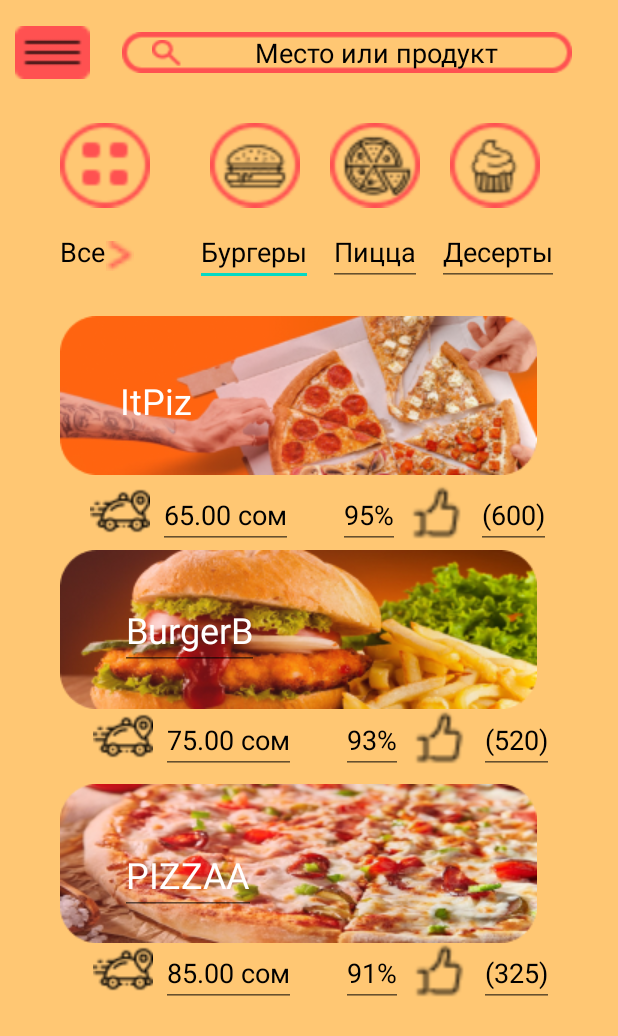
After one commit to madzhunova/Individual-project-2, an Android app: the layout main_menu.xml on its own in the app's theme, with its tools: preview values and no code run, on a phone screen of 412 x 824 dp. The commit adds this screen. Shown: the top 1036 px of the screen. Run offline under Robolectric (Android 15) with nearby library versions, the phone set to English and light mode, and no system bars.

Commit message:
Main menu

```diff
--- a/app/src/main/res/layout/login.xml
+++ b/app/src/main/res/layout/login.xml
@@ -67,7 +67,7 @@
     </LinearLayout>
 
     <androidx.cardview.widget.CardView
-        android:layout_width="300dp"
+        android:layout_width="310dp"
         android:layout_height="50dp"
         app:cardCornerRadius="50dp"
         android:backgroundTint="@color/light_red_color"
@@ -77,7 +77,7 @@
         app:layout_constraintTop_toBottomOf="@+id/linearLayout">
 
         <Button
-            android:layout_width="300dp"
+            android:layout_width="310dp"
             android:layout_height="50dp"
             style="@style/login2" />
 
--- /dev/null
+++ b/app/src/main/res/layout/main_menu.xml
@@ -0,0 +1,337 @@
+<?xml version="1.0" encoding="utf-8"?>
+<androidx.constraintlayout.widget.ConstraintLayout xmlns:android="http://schemas.android.com/apk/res/android"
+    xmlns:app="http://schemas.android.com/apk/res-auto"
+    android:layout_width="match_parent"
+    android:layout_height="match_parent"
+    android:background="@color/light_orange_color">
+
+
+    <ImageView
+        android:id="@+id/imageView"
+        android:layout_width="50dp"
+        android:layout_height="50dp"
+        android:layout_marginStart="10dp"
+        android:layout_marginTop="10dp"
+        app:layout_constraintStart_toStartOf="parent"
+        app:layout_constraintTop_toTopOf="parent"
+        app:srcCompat="@drawable/component_39" />
+
+
+    <ImageView
+        android:id="@+id/imageView2"
+        android:layout_width="300dp"
+        android:layout_height="50dp"
+        android:layout_marginTop="10dp"
+        app:layout_constraintEnd_toEndOf="parent"
+        app:layout_constraintHorizontal_bias="0.411"
+        app:layout_constraintStart_toEndOf="@+id/imageView"
+        app:layout_constraintTop_toTopOf="parent"
+        app:srcCompat="@drawable/rectangle_6" />
+
+    <ImageView
+        android:id="@+id/imageView3"
+        android:layout_width="20dp"
+        android:layout_height="20dp"
+        android:layout_marginStart="20dp"
+        android:layout_marginTop="15dp"
+        app:layout_constraintStart_toStartOf="@+id/imageView2"
+        app:layout_constraintTop_toTopOf="@+id/imageView2"
+        app:srcCompat="@drawable/component_5" />
+
+    <TextView
+        android:layout_width="wrap_content"
+        android:layout_height="wrap_content"
+        style="@style/place_or_product"
+        app:layout_constraintBottom_toBottomOf="@+id/imageView2"
+        app:layout_constraintEnd_toEndOf="@+id/imageView2"
+        app:layout_constraintStart_toEndOf="@+id/imageView3"
+        app:layout_constraintTop_toTopOf="@+id/imageView2" />
+
+
+    <ImageView
+        android:id="@+id/imageView4"
+        android:layout_width="60dp"
+        android:layout_height="60dp"
+        android:layout_marginStart="40dp"
+        android:layout_marginTop="20dp"
+        app:layout_constraintStart_toStartOf="parent"
+        app:layout_constraintTop_toBottomOf="@+id/imageView"
+        app:srcCompat="@drawable/component_85" />
+
+
+    <LinearLayout
+        android:layout_width="wrap_content"
+        android:layout_height="wrap_content"
+        android:orientation="horizontal"
+        android:layout_marginStart="40dp"
+        android:layout_marginTop="20dp"
+        app:layout_constraintStart_toEndOf="@+id/imageView4"
+        app:layout_constraintTop_toBottomOf="@+id/imageView2">
+
+
+        <ImageView
+            android:layout_width="60dp"
+            android:layout_height="60dp"
+            app:srcCompat="@drawable/component_86" />
+
+
+        <ImageView
+            android:layout_width="60dp"
+            android:layout_height="60dp"
+            android:layout_marginStart="20dp"
+            app:srcCompat="@drawable/component_87" />
+
+
+        <ImageView
+            android:layout_width="60dp"
+            android:layout_height="60dp"
+            android:layout_marginStart="20dp"
+            app:srcCompat="@drawable/component_88" />
+
+    </LinearLayout>
+
+    <LinearLayout
+        android:id="@+id/linearLayout2"
+        android:layout_width="wrap_content"
+        android:layout_height="wrap_content"
+        android:layout_marginStart="40dp"
+        android:layout_marginTop="5dp"
+        android:orientation="horizontal"
+        app:layout_constraintStart_toStartOf="parent"
+        app:layout_constraintTop_toBottomOf="@+id/imageView4">
+
+        <TextView
+            style="@style/all"
+            android:layout_width="wrap_content"
+            android:layout_height="wrap_content" />
+
+
+        <ImageView
+            android:layout_width="20dp"
+            android:layout_height="20dp"
+            android:layout_marginTop="15dp"
+            app:srcCompat="@drawable/component_7" />
+
+        <EditText
+            style="@style/all"
+            android:layout_width="wrap_content"
+            android:layout_height="wrap_content"
+            android:layout_marginStart="40dp"
+            android:text="@string/burger" />
+
+        <EditText
+            style="@style/all"
+            android:layout_width="wrap_content"
+            android:layout_height="wrap_content"
+            android:layout_marginStart="10dp"
+            android:text="@string/pizza" />
+
+        <EditText
+            style="@style/all"
+            android:layout_width="wrap_content"
+            android:layout_height="wrap_content"
+            android:layout_marginStart="10dp"
+            android:text="@string/desserts" />
+
+    </LinearLayout>
+
+    <LinearLayout
+        android:id="@id/linearLayout3"
+        android:layout_width="wrap_content"
+        android:layout_height="wrap_content"
+        android:layout_marginStart="40dp"
+        android:layout_marginTop="20dp"
+        android:orientation="vertical"
+        app:layout_constraintStart_toStartOf="parent"
+        app:layout_constraintTop_toBottomOf="@+id/linearLayout2">
+
+
+        <ImageView
+            android:layout_width="wrap_content"
+            android:layout_height="wrap_content"
+            app:srcCompat="@drawable/rectangle_11" />
+
+
+        <ImageView
+            android:layout_width="wrap_content"
+            android:layout_height="wrap_content"
+            android:layout_marginTop="50dp"
+            app:srcCompat="@drawable/rectangle_11__1_" />
+
+
+        <ImageView
+            android:layout_width="wrap_content"
+            android:layout_height="wrap_content"
+            android:layout_marginTop="50dp"
+            app:srcCompat="@drawable/rectangle_11__2_" />
+
+    </LinearLayout>
+
+    <LinearLayout
+        android:id="@+id/linearLayout4"
+        android:layout_width="wrap_content"
+        android:layout_height="wrap_content"
+        android:layout_marginStart="40dp"
+        android:layout_marginTop="40dp"
+        android:orientation="vertical"
+        app:layout_constraintStart_toStartOf="@id/linearLayout3"
+        app:layout_constraintTop_toTopOf="@+id/linearLayout3">
+
+        <TextView
+            android:layout_width="wrap_content"
+            android:layout_height="wrap_content"
+            style="@style/itpiz"/>
+
+
+        <EditText
+            android:layout_width="wrap_content"
+            android:layout_height="wrap_content"
+            android:text="@string/burgerb"
+            style="@style/itpiz"
+            android:layout_marginTop="110dp"/>
+
+        <EditText
+            android:layout_width="wrap_content"
+            android:layout_height="wrap_content"
+            android:text="@string/pizzaa"
+            style="@style/itpiz"
+            android:layout_marginTop="110dp"/>
+
+    </LinearLayout>
+
+    <LinearLayout
+        android:id="@+id/linearLayout5"
+        android:layout_width="wrap_content"
+        android:layout_height="wrap_content"
+        android:layout_marginStart="20dp"
+        android:layout_marginTop="70dp"
+        android:orientation="horizontal"
+        app:layout_constraintStart_toStartOf="@+id/linearLayout3"
+        app:layout_constraintTop_toTopOf="@+id/linearLayout4">
+
+
+        <ImageView
+            android:layout_width="40dp"
+            android:layout_height="40dp"
+            app:srcCompat="@drawable/_143130_1" />
+
+        <EditText
+            style="@style/som"
+            android:layout_width="wrap_content"
+            android:layout_height="wrap_content"
+            android:layout_marginStart="5dp"
+            android:text="@string/_65_00" />
+
+        <EditText
+            style="@style/som"
+            android:layout_width="wrap_content"
+            android:layout_height="wrap_content"
+            android:layout_marginStart="30dp"
+            android:text="@string/_95percent" />
+
+
+        <ImageView
+            android:layout_width="40dp"
+            android:layout_height="40dp"
+            android:layout_marginStart="5dp"
+            app:srcCompat="@drawable/facebook_like_1" />
+
+        <EditText
+            style="@style/som"
+            android:layout_width="wrap_content"
+            android:layout_height="wrap_content"
+            android:layout_marginStart="5dp"
+            android:text="@string/_600" />
+
+    </LinearLayout>
+
+    <LinearLayout
+        android:id="@+id/linearLayout7"
+        android:layout_width="wrap_content"
+        android:layout_height="wrap_content"
+        android:layout_marginStart="2dp"
+        android:layout_marginTop="150dp"
+        android:orientation="horizontal"
+        app:layout_constraintStart_toStartOf="@+id/linearLayout5"
+        app:layout_constraintTop_toTopOf="@+id/linearLayout5">
+
+
+        <ImageView
+            android:layout_width="40dp"
+            android:layout_height="40dp"
+            app:srcCompat="@drawable/_143130_1" />
+
+        <EditText
+            style="@style/som"
+            android:layout_width="wrap_content"
+            android:layout_height="wrap_content"
+            android:layout_marginStart="5dp" />
+
+        <EditText
+            style="@style/som"
+            android:layout_width="wrap_content"
+            android:layout_height="wrap_content"
+            android:layout_marginStart="30dp"
+            android:text="@string/_93percent" />
+
+
+        <ImageView
+            android:layout_width="40dp"
+            android:layout_height="40dp"
+            android:layout_marginStart="5dp"
+            app:srcCompat="@drawable/facebook_like_1" />
+
+        <EditText
+            style="@style/som"
+            android:layout_width="wrap_content"
+            android:layout_height="wrap_content"
+            android:layout_marginStart="5dp"
+            android:text="@string/_520" />
+
+    </LinearLayout>
+
+    <LinearLayout
+        android:layout_width="wrap_content"
+        android:layout_height="wrap_content"
+        android:orientation="horizontal"
+        android:layout_marginTop="110dp"
+        app:layout_constraintStart_toStartOf="@+id/linearLayout7"
+        app:layout_constraintTop_toBottomOf="@+id/linearLayout7">
+
+
+        <ImageView
+            android:layout_width="40dp"
+            android:layout_height="40dp"
+            app:srcCompat="@drawable/_143130_1" />
+
+        <EditText
+            style="@style/som"
+            android:layout_width="wrap_content"
+            android:layout_height="wrap_content"
+            android:layout_marginStart="5dp"
+            android:text="@string/_85_00" />
+
+        <EditText
+            style="@style/som"
+            android:layout_width="wrap_content"
+            android:layout_height="wrap_content"
+            android:layout_marginStart="30dp"
+            android:text="@string/_91percent" />
+
+
+        <ImageView
+            android:layout_width="40dp"
+            android:layout_height="40dp"
+            android:layout_marginStart="5dp"
+            app:srcCompat="@drawable/facebook_like_1" />
+
+        <EditText
+            style="@style/som"
+            android:layout_width="wrap_content"
+            android:layout_height="wrap_content"
+            android:layout_marginStart="5dp"
+            android:text="@string/_325" />
+
+    </LinearLayout>
+
+</androidx.constraintlayout.widget.ConstraintLayout>
--- a/app/src/main/res/values/colors.xml
+++ b/app/src/main/res/values/colors.xml
@@ -9,4 +9,6 @@
     <color name="white">#FFFFFFFF</color>
     <color name="text_color_black">#FF000000</color>
     <color name="light_red_color">#FF5151</color>
+    <color name="light_orange_color">#FFC773</color>
+    <color name="text_color_white">#FFFFFFFF</color>
 </resources>
--- /dev/null
+++ b/app/src/main/res/values/ids.xml
@@ -0,0 +1,4 @@
+<?xml version="1.0" encoding="utf-8"?>
+<resources>
+    <item name="linearLayout3" type="id">linear_layout3</item>
+</resources>
--- a/app/src/main/res/values/strings.xml
+++ b/app/src/main/res/values/strings.xml
@@ -6,4 +6,21 @@
     <string name="mobile">Номер</string>
     <string name="password">Пароль</string>
     <string name="login2">Зарегистрироваться</string>
+    <string name="place_or_product">Место или продукт</string>
+    <string name="all">Все</string>
+    <string name="burger">Бургеры</string>
+    <string name="pizza">Пицца</string>
+    <string name="desserts">Десерты</string>
+    <string name="pizzaa">PIZZAA</string>
+    <string name="burgerb">BurgerB</string>
+    <string name="itpiz">ItPiz</string>
+    <string name="_75_00_som">75.00 сом</string>
+    <string name="_93percent">93%</string>
+    <string name="_600">(600)</string>
+    <string name="_65_00">65.00 сом</string>
+    <string name="_95percent">95%</string>
+    <string name="_520">(520)</string>
+    <string name="_85_00">85.00 сом</string>
+    <string name="_91percent">91%</string>
+    <string name="_325">(325)</string>
 </resources>
--- a/app/src/main/res/values/themes.xml
+++ b/app/src/main/res/values/themes.xml
@@ -35,4 +35,24 @@
         <item name="android:text">@string/login2</item>
         <item name="android:textAllCaps">false</item>
     </style>
+    <style name="place_or_product">
+        <item name="android:textSize">@dimen/text_size_18sp</item>
+        <item name="android:textColor">@color/text_color_black</item>
+        <item name="android:text">@string/place_or_product</item>
+    </style>
+    <style name="all">
+        <item name="android:textSize">@dimen/text_size_18sp</item>
+        <item name="android:textColor">@color/text_color_black</item>
+        <item name="android:text">@string/all</item>
+    </style>
+    <style name="itpiz">
+        <item name="android:textSize">@dimen/text_size_24sp</item>
+        <item name="android:textColor">@color/text_color_white</item>
+        <item name="android:text">@string/itpiz</item>
+    </style>
+    <style name="som">
+        <item name="android:textSize">@dimen/text_size_18sp</item>
+        <item name="android:textColor">@color/text_color_black</item>
+        <item name="android:text">@string/_75_00_som</item>
+    </style>
 </resources>
```
Also changed, not shown: app/src/main/res/drawable/_143130_1.png (added), app/src/main/res/drawable/component_39.png (added), app/src/main/res/drawable/component_5.png (added), app/src/main/res/drawable/component_7.png (added), app/src/main/res/drawable/component_85.png (added), app/src/main/res/drawable/component_86.png (added), app/src/main/res/drawable/component_87.png (added), app/src/main/res/drawable/component_88.png (added), app/src/main/res/drawable/ellipse_3.png (added), app/src/main/res/drawable/facebook_like_1.png (added), app/src/main/res/drawable/rectangle_11.png (added), app/src/main/res/drawable/rectangle_11__1_.png (added), app/src/main/res/drawable/rectangle_11__2_.png (added), app/src/main/res/drawable/rectangle_6.png (added).
